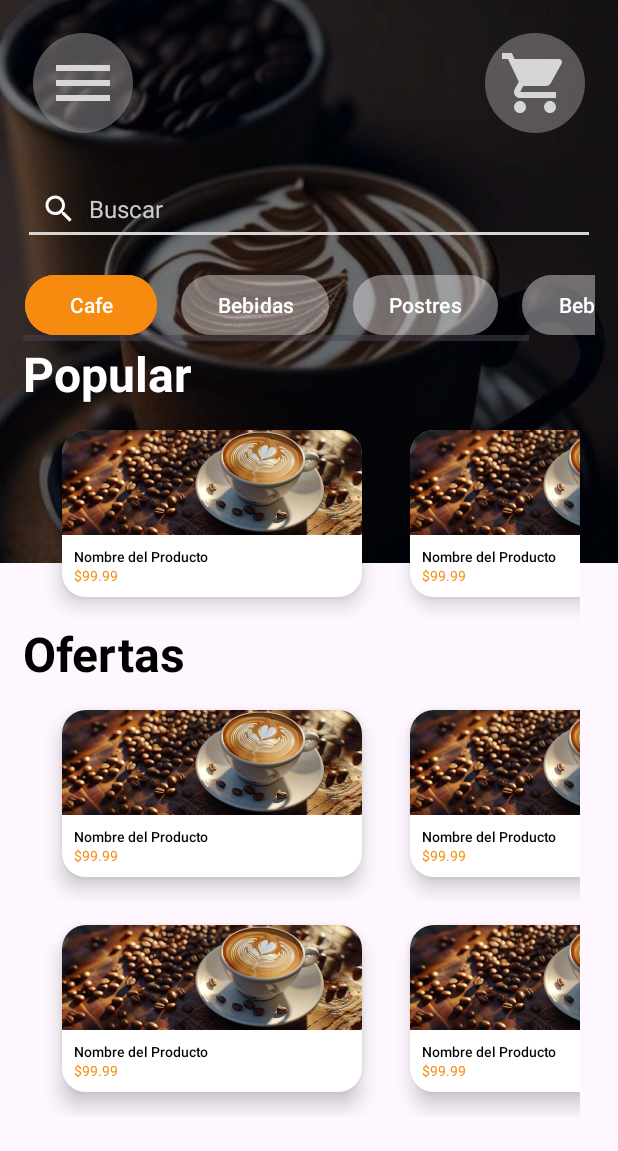
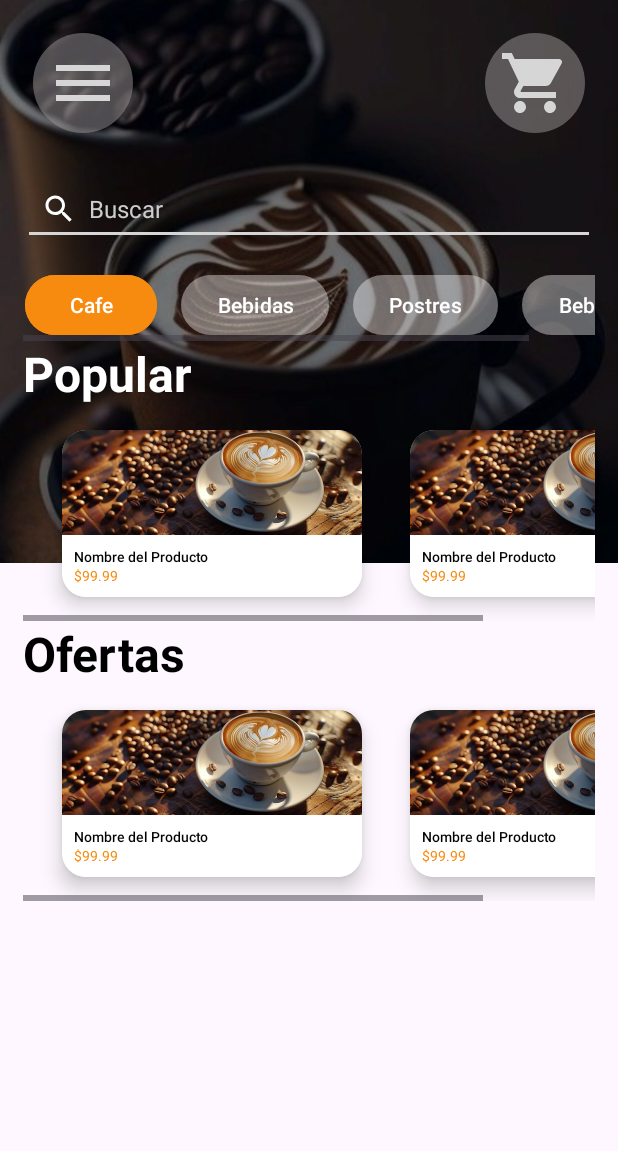
Before and after one commit to JorgeOFeliciano/CupMovil, an Android app: the layout activity_especiales.xml on its own in the app's theme, with its tools: preview values and no code run, on a phone screen of 412 x 824 dp. Shown: the top 1151 px of the screen. Run offline under Robolectric (Android 15) with nearby library versions, the phone set to English and light mode, and no system bars.

Commit message:
EspecialCompleto

```diff
--- a/CupMovil/app/src/main/res/layout/activity_especiales.xml
+++ b/CupMovil/app/src/main/res/layout/activity_especiales.xml
@@ -139,8 +139,13 @@
             app:layout_constraintTop_toBottomOf="@+id/horizontalScrollView"
             tools:layout_editor_absoluteX="15dp" />
 
+        <HorizontalScrollView
+            android:id="@+id/rv_artesanias"
+            android:layout_width="wrap_content"
+            android:layout_height="wrap_content"
+            app:layout_constraintTop_toBottomOf="@+id/menu_popular">
+
             <androidx.recyclerview.widget.RecyclerView
-            android:id="@+id/rv_artesanias"
                 android:layout_width="match_parent"
                 android:layout_height="wrap_content"
                 android:layout_marginHorizontal="10dp"
@@ -149,6 +154,9 @@
                 app:layout_constraintTop_toBottomOf="@+id/menu_popular"
                 tools:layout_editor_absoluteX="10dp"
                 tools:listitem="@layout/card_producto1"/>
+
+        </HorizontalScrollView>
+
 
         <TextView
             android:id="@+id/menu_ofertas_texto"
@@ -161,6 +169,18 @@
             app:layout_constraintTop_toBottomOf="@+id/rv_artesanias"
             tools:layout_editor_absoluteX="15dp" />
 
+        <ScrollView
+            android:id="@+id/ofertas_scrollVIew"
+            android:layout_width="wrap_content"
+            android:layout_height="wrap_content"
+            app:layout_constraintTop_toBottomOf="@+id/menu_ofertas_texto">
+
+            <HorizontalScrollView
+                android:id="@+id/scroll_ofertas1"
+                android:layout_width="wrap_content"
+                android:layout_height="wrap_content">
+
+
                 <androidx.recyclerview.widget.RecyclerView
                     android:id="@+id/rv_ofertas1"
                     android:layout_width="match_parent"
@@ -168,30 +188,13 @@
                     android:layout_marginHorizontal="10dp"
                     android:orientation="horizontal"
                     app:layoutManager="androidx.recyclerview.widget.LinearLayoutManager"
-            app:layout_constraintTop_toBottomOf="@+id/menu_ofertas_texto"
+                    app:layout_constraintTop_toBottomOf="@+id/ofertas_scrollVIew"
                     tools:layout_editor_absoluteX="10dp"
                     tools:listitem="@layout/card_producto1"/>
+            </HorizontalScrollView>
 
-        <androidx.recyclerview.widget.RecyclerView
-            android:id="@+id/rv_ofertas2"
-            android:layout_width="match_parent"
-            android:layout_height="wrap_content"
-            android:layout_marginHorizontal="10dp"
-            android:orientation="horizontal"
-            app:layoutManager="androidx.recyclerview.widget.LinearLayoutManager"
-            app:layout_constraintTop_toBottomOf="@+id/rv_ofertas1"
-            tools:layout_editor_absoluteX="10dp"
-            tools:listitem="@layout/card_producto1"/>
-
+        </ScrollView>
 
     </androidx.constraintlayout.widget.ConstraintLayout>
 
-
-
-
-
-
-
-
-
 </androidx.constraintlayout.widget.ConstraintLayout>
--- a/CupMovil/app/src/main/res/layout/activity_perfil.xml
+++ b/CupMovil/app/src/main/res/layout/activity_perfil.xml
@@ -5,8 +5,7 @@
     xmlns:tools="http://schemas.android.com/tools"
     android:layout_width="match_parent"
     android:layout_height="match_parent"
-    android:background="@drawable/background_coffee"
-    tools:context=".ProfileActivity">
+    tools:context=".Perfil">
 
     <!-- Menú Hamburger -->
     <ImageView
@@ -40,7 +39,6 @@
         android:layout_marginTop="32dp"
         android:src="@drawable/profile_imagen"
         android:contentDescription="Profile Image"
-        app:layout_constraintTop_toBottomOf="@id/menuIcon"
         app:layout_constraintStart_toStartOf="parent"
         app:layout_constraintEnd_toEndOf="parent" />
 
```
Also changed, not shown: 1 other file. Lines whose indentation alone changed are shown as unchanged.
